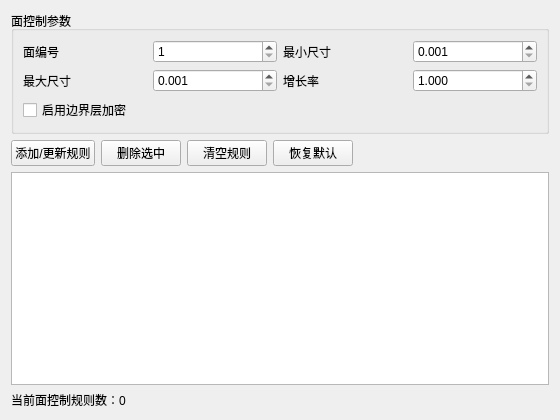
Old version of the form plugins/Base_Mesh/MeshFaceControlWidget.ui in the repository asd977/base_cae.
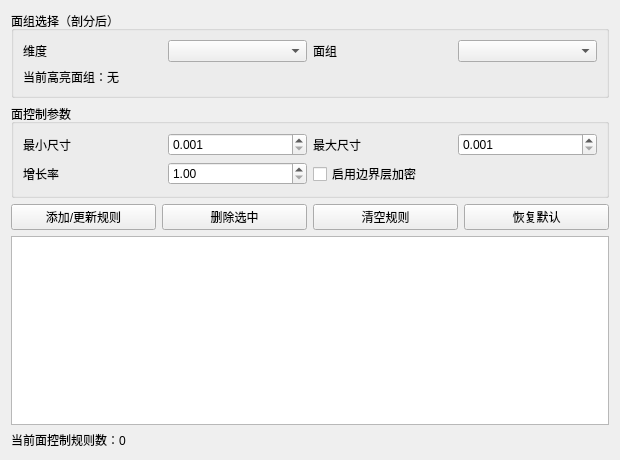
New version of the form.

Commit message: 完善网格边面体控制交互与高亮选择

Patch:
```diff
--- a/plugins/Base_Mesh/MeshFaceControlWidget.ui
+++ b/plugins/Base_Mesh/MeshFaceControlWidget.ui
@@ -2,43 +2,36 @@
 <ui version="4.0">
  <class>MeshFaceControlWidget</class>
  <widget class="QWidget" name="MeshFaceControlWidget">
-  <property name="geometry">
-   <rect>
-    <x>0</x>
-    <y>0</y>
-    <width>560</width>
-    <height>420</height>
-   </rect>
-  </property>
-  <property name="windowTitle">
-   <string>面控制</string>
-  </property>
+  <property name="geometry"><rect><x>0</x><y>0</y><width>620</width><height>460</height></rect></property>
+  <property name="windowTitle"><string>面控制</string></property>
   <layout class="QVBoxLayout" name="verticalLayout">
+   <item>
+    <widget class="QGroupBox" name="groupPick">
+     <property name="title"><string>面组选择（剖分后）</string></property>
+     <layout class="QGridLayout" name="gridPick">
+      <item row="0" column="0"><widget class="QLabel" name="labelDim"><property name="text"><string>维度</string></property></widget></item>
+      <item row="0" column="1"><widget class="QComboBox" name="comboBoxDim"/></item>
+      <item row="0" column="2"><widget class="QLabel" name="labelGroup"><property name="text"><string>面组</string></property></widget></item>
+      <item row="0" column="3"><widget class="QComboBox" name="comboBoxGroup"/></item>
+      <item row="1" column="0" colspan="4"><widget class="QLabel" name="labelPickStatus"><property name="text"><string>当前高亮面组：无</string></property></widget></item>
+     </layout>
+    </widget>
+   </item>
    <item>
     <widget class="QGroupBox" name="groupInputs">
      <property name="title"><string>面控制参数</string></property>
      <layout class="QGridLayout" name="gridLayout">
-      <item row="0" column="0"><widget class="QLabel" name="labelFaceId"><property name="text"><string>面编号</string></property></widget></item>
-      <item row="0" column="1"><widget class="QSpinBox" name="spFaceId"><property name="minimum"><number>1</number></property><property name="maximum"><number>999999</number></property></widget></item>
-      <item row="0" column="2"><widget class="QLabel" name="labelMin"><property name="text"><string>最小尺寸</string></property></widget></item>
-      <item row="0" column="3"><widget class="QDoubleSpinBox" name="dsMinSize"><property name="decimals"><number>3</number></property><property name="minimum"><double>0.001000000000000</double></property><property name="maximum"><double>9999.000000000000000</double></property></widget></item>
-      <item row="1" column="0"><widget class="QLabel" name="labelMax"><property name="text"><string>最大尺寸</string></property></widget></item>
-      <item row="1" column="1"><widget class="QDoubleSpinBox" name="dsMaxSize"><property name="decimals"><number>3</number></property><property name="minimum"><double>0.001000000000000</double></property><property name="maximum"><double>9999.000000000000000</double></property></widget></item>
-      <item row="1" column="2"><widget class="QLabel" name="labelGrowth"><property name="text"><string>增长率</string></property></widget></item>
-      <item row="1" column="3"><widget class="QDoubleSpinBox" name="dsGrowthRate"><property name="decimals"><number>3</number></property><property name="minimum"><double>1.000000000000000</double></property><property name="maximum"><double>10.000000000000000</double></property><property name="singleStep"><double>0.050000000000000</double></property></widget></item>
-      <item row="2" column="0" colspan="2"><widget class="QCheckBox" name="chkBoundaryLayer"><property name="text"><string>启用边界层加密</string></property></widget></item>
+      <item row="0" column="0"><widget class="QLabel" name="labelMin"><property name="text"><string>最小尺寸</string></property></widget></item>
+      <item row="0" column="1"><widget class="QDoubleSpinBox" name="dsMinSize"><property name="decimals"><number>3</number></property><property name="minimum"><double>0.001000000000000</double></property><property name="maximum"><double>9999.000000000000000</double></property></widget></item>
+      <item row="0" column="2"><widget class="QLabel" name="labelMax"><property name="text"><string>最大尺寸</string></property></widget></item>
+      <item row="0" column="3"><widget class="QDoubleSpinBox" name="dsMaxSize"><property name="decimals"><number>3</number></property><property name="minimum"><double>0.001000000000000</double></property><property name="maximum"><double>9999.000000000000000</double></property></widget></item>
+      <item row="1" column="0"><widget class="QLabel" name="labelGrowth"><property name="text"><string>增长率</string></property></widget></item>
+      <item row="1" column="1"><widget class="QDoubleSpinBox" name="dsGrowthRate"><property name="minimum"><double>1.000000000000000</double></property><property name="maximum"><double>10.000000000000000</double></property><property name="singleStep"><double>0.050000000000000</double></property></widget></item>
+      <item row="1" column="2" colspan="2"><widget class="QCheckBox" name="chkBoundaryLayer"><property name="text"><string>启用边界层加密</string></property></widget></item>
      </layout>
     </widget>
    </item>
-   <item>
-    <layout class="QHBoxLayout" name="horizontalLayoutBtns">
-     <item><widget class="QPushButton" name="btnAddOrUpdate"><property name="text"><string>添加/更新规则</string></property></widget></item>
-     <item><widget class="QPushButton" name="btnRemoveSelected"><property name="text"><string>删除选中</string></property></widget></item>
-     <item><widget class="QPushButton" name="btnClearRules"><property name="text"><string>清空规则</string></property></widget></item>
-     <item><widget class="QPushButton" name="btnResetDefaults"><property name="text"><string>恢复默认</string></property></widget></item>
-     <item><spacer name="horizontalSpacer"><property name="orientation"><enum>Qt::Horizontal</enum></property><property name="sizeHint" stdset="0"><size><width>40</width><height>20</height></size></property></spacer></item>
-    </layout>
-   </item>
+   <item><layout class="QHBoxLayout" name="horizontalLayoutBtns"><item><widget class="QPushButton" name="btnAddOrUpdate"><property name="text"><string>添加/更新规则</string></property></widget></item><item><widget class="QPushButton" name="btnRemoveSelected"><property name="text"><string>删除选中</string></property></widget></item><item><widget class="QPushButton" name="btnClearRules"><property name="text"><string>清空规则</string></property></widget></item><item><widget class="QPushButton" name="btnResetDefaults"><property name="text"><string>恢复默认</string></property></widget></item></layout></item>
    <item><widget class="QTableWidget" name="tableRules"/></item>
    <item><widget class="QLabel" name="labelSummary"><property name="text"><string>当前面控制规则数：0</string></property></widget></item>
   </layout>
```
The commit also changes 8 other files.
